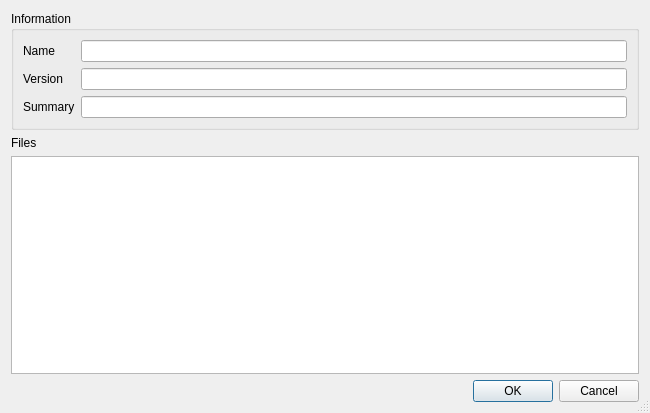
Qt form launcher/ui/dialogs/ExportMrPackDialog.ui (FreesmTeam/FreesmLauncher) before a commit.
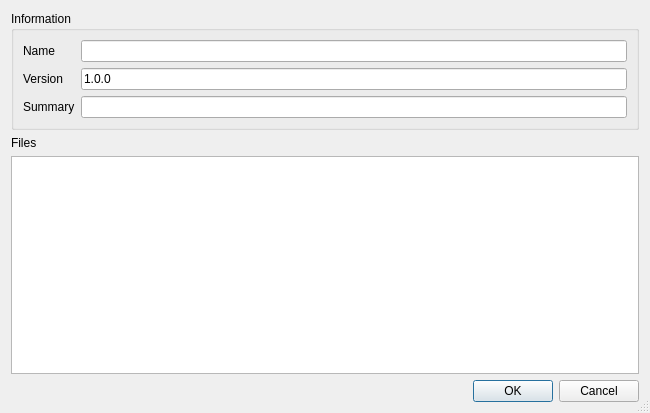
The same form after that commit.

Commit message: Validate input lengths on mrpack export

```diff
--- a/launcher/ui/dialogs/ExportMrPackDialog.ui
+++ b/launcher/ui/dialogs/ExportMrPackDialog.ui
@@ -51,7 +51,11 @@
        <widget class="QLineEdit" name="name"/>
       </item>
       <item row="1" column="1">
-       <widget class="QLineEdit" name="version"/>
+       <widget class="QLineEdit" name="version">
+        <property name="text">
+         <string>1.0.0</string>
+        </property>
+       </widget>
       </item>
      </layout>
     </widget>
```
The commit also changes 2 other files.
